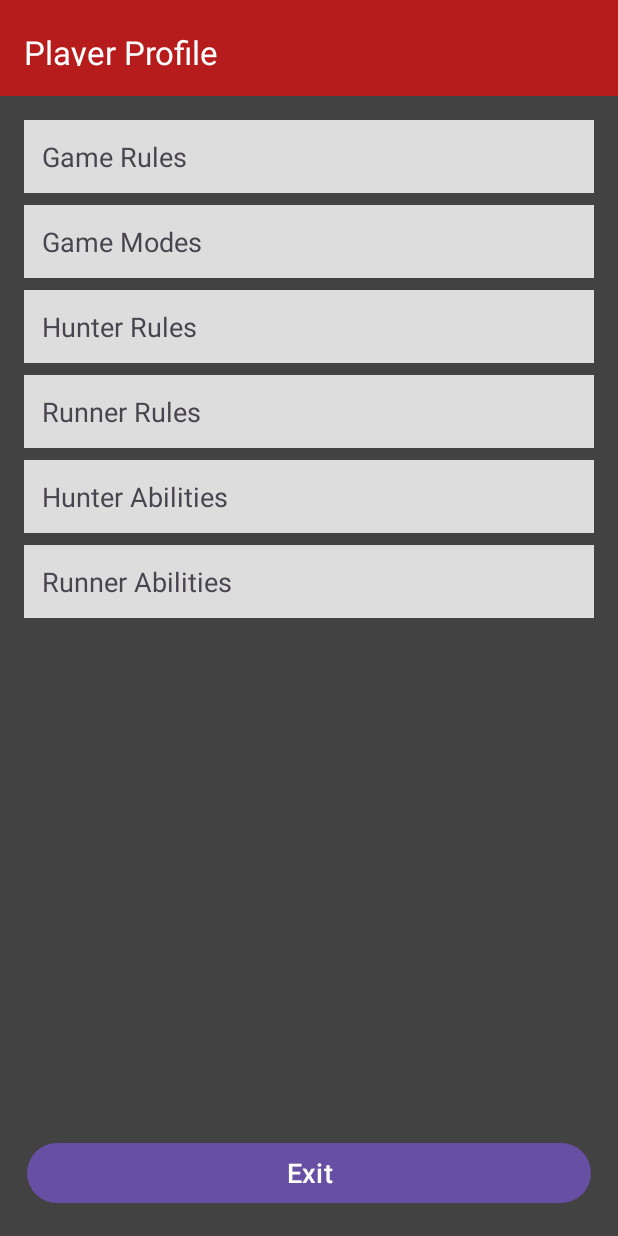
After one commit to Joshua-z-Luo/CMPT362_Project_Manhunt, an Android app built with Jetpack Compose: the HelpActivity screen opened directly, with no data from a screen before it, on a phone screen of 412 x 824 dp. The commit adds this screen. Run offline under Robolectric (Android 15) with nearby library versions, the phone set to English and light mode, and no system bars.

Commit message:
Added help page with temp placeholder text

```diff
--- /dev/null
+++ b/app/src/main/java/joshua_luo/example/cmpt362projectmanhunt/HelpActivity.kt
@@ -0,0 +1,94 @@
+package joshua_luo.example.cmpt362projectmanhunt
+
+import android.os.Bundle
+import android.view.View
+import android.widget.Button
+import android.widget.LinearLayout
+import android.widget.TextView
+import androidx.appcompat.app.AppCompatActivity
+import org.w3c.dom.Text
+
+class HelpActivity: AppCompatActivity() {
+    private lateinit var gameRulesHeader: TextView
+    private lateinit var hunterRulesHeader: TextView
+    private lateinit var runnerRulesHeader: TextView
+    private lateinit var gameModeHeader: TextView
+    private lateinit var hunterAbilityHeader: TextView
+    private lateinit var runnerAbilityHeader: TextView
+    private lateinit var gameRulesContent: LinearLayout
+    private lateinit var hunterRulesContent: LinearLayout
+    private lateinit var runnerRulesContent: LinearLayout
+    private lateinit var gameModeContent: LinearLayout
+    private lateinit var hunterAbilityContent: LinearLayout
+    private lateinit var runnerAbilityContent: LinearLayout
+
+    private lateinit var exitBtn: Button
+
+    override fun onCreate(savedInstanceState: Bundle?) {
+        super.onCreate(savedInstanceState)
+        setContentView(R.layout.activity_help)
+
+        gameRulesHeader = findViewById(R.id.game_rules_header)
+        hunterRulesHeader = findViewById(R.id.hunter_rules_header)
+        runnerRulesHeader = findViewById(R.id.runner_rules_header)
+        gameModeHeader = findViewById(R.id.game_modes_header)
+        hunterAbilityHeader = findViewById(R.id.hunter_abilities_header)
+        runnerAbilityHeader = findViewById(R.id.runner_abilities_header)
+
+        gameRulesContent = findViewById(R.id.game_rules)
+        hunterRulesContent = findViewById(R.id.hunter_rules)
+        runnerRulesContent = findViewById(R.id.runner_rules)
+        gameModeContent = findViewById(R.id.game_modes)
+        hunterAbilityContent = findViewById(R.id.hunter_abilities)
+        runnerAbilityContent = findViewById(R.id.runner_abilities)
+
+        exitBtn = findViewById(R.id.btnExit)
+
+        gameRulesHeader.setOnClickListener {
+            if (gameRulesContent.visibility == View.GONE) {
+                gameRulesContent.visibility = View.VISIBLE
+            } else {
+                gameRulesContent.visibility = View.GONE
+            }
+        }
+        gameModeHeader.setOnClickListener {
+            if (gameModeContent.visibility == View.GONE) {
+                gameModeContent.visibility = View.VISIBLE
+            } else {
+                gameModeContent.visibility = View.GONE
+            }
+        }
+        hunterRulesHeader.setOnClickListener {
+            if (hunterRulesContent.visibility == View.GONE) {
+                hunterRulesContent.visibility = View.VISIBLE
+            } else {
+                hunterRulesContent.visibility = View.GONE
+            }
+        }
+        runnerRulesHeader.setOnClickListener {
+            if (runnerRulesContent.visibility == View.GONE) {
+                runnerRulesContent.visibility = View.VISIBLE
+            } else {
+                runnerRulesContent.visibility = View.GONE
+            }
+        }
+        hunterAbilityHeader.setOnClickListener {
+            if (hunterAbilityContent.visibility == View.GONE) {
+                hunterAbilityContent.visibility = View.VISIBLE
+            } else {
+                hunterAbilityContent.visibility = View.GONE
+            }
+        }
+        runnerAbilityHeader.setOnClickListener {
+            if (runnerAbilityContent.visibility == View.GONE) {
+                runnerAbilityContent.visibility = View.VISIBLE
+            } else {
+                runnerAbilityContent.visibility = View.GONE
+            }
+        }
+        exitBtn.setOnClickListener {
+            finish()
+        }
+    }
+
+}
--- a/app/src/main/java/joshua_luo/example/cmpt362projectmanhunt/HomeActivity.kt
+++ b/app/src/main/java/joshua_luo/example/cmpt362projectmanhunt/HomeActivity.kt
@@ -15,6 +15,7 @@ class HomeActivity : ComponentActivity() {
         val btnSettings: Button = findViewById(R.id.btnSettings)
         val btnLeaderboard: Button = findViewById(R.id.btnLeaderboard)
         val btnExit: Button = findViewById(R.id.btnExit)
+        val btnHelp: Button = findViewById(R.id.btnHelp)
 
         btnPlay.setOnClickListener {
             // Goes to the lobby creation page (MainActivity)
@@ -29,7 +30,9 @@ class HomeActivity : ComponentActivity() {
         btnLeaderboard.setOnClickListener {
             // Does nothing for now
         }
-
+        btnHelp.setOnClickListener {
+            startActivity(Intent(this, HelpActivity::class.java))
+        }
         // Exit app
         btnExit.setOnClickListener {
             finishAffinity()
--- /dev/null
+++ b/app/src/main/res/layout/activity_help.xml
@@ -0,0 +1,234 @@
+<?xml version="1.0" encoding="utf-8"?>
+<RelativeLayout
+    xmlns:android="http://schemas.android.com/apk/res/android"
+    xmlns:app="http://schemas.android.com/apk/res-auto"
+    android:layout_width="match_parent"
+    android:layout_height="match_parent"
+    android:fillViewport="true"
+    android:fitsSystemWindows="true"
+    android:background="#FF424242">
+
+    <androidx.appcompat.widget.Toolbar
+        android:id="@+id/header"
+        android:layout_width="match_parent"
+        android:layout_height="?attr/actionBarSize"
+        android:padding="16dp"
+        android:background="#FFB71C1C"
+        android:elevation="4dp"
+        app:title="Player Profile"
+        app:titleTextColor="#FFFFFF" />
+
+    <ScrollView
+        android:id="@+id/scrollArea"
+        android:layout_width="match_parent"
+        android:layout_height="match_parent"
+        android:layout_below="@id/header"
+        android:fillViewport="true">
+
+        <LinearLayout
+            android:layout_width="match_parent"
+            android:layout_height="wrap_content"
+            android:orientation="vertical"
+            android:padding="16dp">
+
+            <!-- Game Rules -->
+            <TextView
+                android:id="@+id/game_rules_header"
+                android:layout_width="match_parent"
+                android:layout_height="wrap_content"
+                android:text="Game Rules"
+                android:textSize="18sp"
+                android:background="#DDDDDD"
+                android:padding="12dp" />
+
+            <LinearLayout
+                android:id="@+id/game_rules"
+                android:layout_width="match_parent"
+                android:layout_height="wrap_content"
+                android:orientation="vertical"
+                android:visibility="gone"
+                android:padding="12dp"
+                android:background="#EEEEEE">
+
+                <TextView
+                    android:layout_width="match_parent"
+                    android:layout_height="wrap_content"
+                    android:text="This is the game rules." />
+
+                <TextView
+                    android:layout_width="match_parent"
+                    android:layout_height="wrap_content"
+                    android:text="Add more rules here." />
+            </LinearLayout>
+
+            <!-- Game Modes -->
+            <TextView
+                android:id="@+id/game_modes_header"
+                android:layout_width="match_parent"
+                android:layout_height="wrap_content"
+                android:text="Game Modes"
+                android:textSize="18sp"
+                android:background="#DDDDDD"
+                android:layout_marginTop="8dp"
+                android:padding="12dp" />
+
+            <LinearLayout
+                android:id="@+id/game_modes"
+                android:layout_width="match_parent"
+                android:layout_height="wrap_content"
+                android:orientation="vertical"
+                android:visibility="gone"
+                android:padding="12dp"
+                android:background="#EEEEEE">
+
+                <TextView
+                    android:layout_width="match_parent"
+                    android:layout_height="wrap_content"
+                    android:text="This is the game modes." />
+
+                <TextView
+                    android:layout_width="match_parent"
+                    android:layout_height="wrap_content"
+                    android:text="Add more modes here." />
+            </LinearLayout>
+
+            <!-- Hunter Rules -->
+            <TextView
+                android:id="@+id/hunter_rules_header"
+                android:layout_width="match_parent"
+                android:layout_height="wrap_content"
+                android:text="Hunter Rules"
+                android:textSize="18sp"
+                android:layout_marginTop="8dp"
+                android:background="#DDDDDD"
+                android:padding="12dp"/>
+
+            <LinearLayout
+                android:id="@+id/hunter_rules"
+                android:layout_width="match_parent"
+                android:layout_height="wrap_content"
+                android:orientation="vertical"
+                android:visibility="gone"
+                android:padding="12dp"
+                android:background="#EEEEEE">
+
+                <TextView
+                    android:layout_width="match_parent"
+                    android:layout_height="wrap_content"
+                    android:text="This is the hunter rules." />
+
+                <TextView
+                    android:layout_width="match_parent"
+                    android:layout_height="wrap_content"
+                    android:text="Add more rules here." />
+            </LinearLayout>
+
+            <!-- Runner Rules -->
+            <TextView
+                android:id="@+id/runner_rules_header"
+                android:layout_width="match_parent"
+                android:layout_height="wrap_content"
+                android:text="Runner Rules"
+                android:textSize="18sp"
+                android:layout_marginTop="8dp"
+                android:background="#DDDDDD"
+                android:padding="12dp"/>
+
+            <LinearLayout
+                android:id="@+id/runner_rules"
+                android:layout_width="match_parent"
+                android:layout_height="wrap_content"
+                android:orientation="vertical"
+                android:visibility="gone"
+                android:padding="12dp"
+                android:background="#EEEEEE">
+
+                <TextView
+                    android:layout_width="match_parent"
+                    android:layout_height="wrap_content"
+                    android:text="This is the runner rules." />
+
+                <TextView
+                    android:layout_width="match_parent"
+                    android:layout_height="wrap_content"
+                    android:text="Add more rules here." />
+            </LinearLayout>
+
+            <!-- Hunter Abilities -->
+            <TextView
+                android:id="@+id/hunter_abilities_header"
+                android:layout_width="match_parent"
+                android:layout_height="wrap_content"
+                android:text="Hunter Abilities"
+                android:textSize="18sp"
+                android:layout_marginTop="8dp"
+                android:background="#DDDDDD"
+                android:padding="12dp"/>
+
+            <LinearLayout
+                android:id="@+id/hunter_abilities"
+                android:layout_width="match_parent"
+                android:layout_height="wrap_content"
+                android:orientation="vertical"
+                android:visibility="gone"
+                android:padding="12dp"
+                android:background="#EEEEEE">
+
+                <TextView
+                    android:layout_width="match_parent"
+                    android:layout_height="wrap_content"
+                    android:text="This is a hunter ability." />
+
+                <TextView
+                    android:layout_width="match_parent"
+                    android:layout_height="wrap_content"
+                    android:text="Add more abilities." />
+            </LinearLayout>
+
+            <!-- Runner Abilities -->
+            <TextView
+                android:id="@+id/runner_abilities_header"
+                android:layout_width="match_parent"
+                android:layout_height="wrap_content"
+                android:text="Runner Abilities"
+                android:textSize="18sp"
+                android:layout_marginTop="8dp"
+                android:background="#DDDDDD"
+                android:padding="12dp"/>
+
+            <LinearLayout
+                android:id="@+id/runner_abilities"
+                android:layout_width="match_parent"
+                android:layout_height="wrap_content"
+                android:orientation="vertical"
+                android:visibility="gone"
+                android:padding="12dp"
+                android:background="#EEEEEE">
+
+                <TextView
+                    android:layout_width="match_parent"
+                    android:layout_height="wrap_content"
+                    android:text="This is a runner ability." />
+
+                <TextView
+                    android:layout_width="match_parent"
+                    android:layout_height="wrap_content"
+                    android:text="Add more abilities." />
+            </LinearLayout>
+
+        </LinearLayout>
+
+    </ScrollView>
+
+    <!-- Button locked to bottom -->
+    <Button
+        android:id="@+id/btnExit"
+        android:layout_width="match_parent"
+        android:layout_height="wrap_content"
+        android:text="Exit"
+        android:textSize="18sp"
+        android:layout_margin="18dp"
+        android:layout_alignParentBottom="true"
+        android:textColor="@color/white" />
+
+</RelativeLayout>
--- a/app/src/main/res/layout/activity_home.xml
+++ b/app/src/main/res/layout/activity_home.xml
@@ -70,6 +70,16 @@
             android:layout_marginBottom="10dp" />
 
         <Button
+            android:id="@+id/btnHelp"
+            android:layout_width="160dp"
+            android:layout_height="wrap_content"
+            android:text="HELP"
+            android:textAllCaps="true"
+            android:textColor="#FFFFFF"
+            android:background="@drawable/button_border_selector"
+            android:layout_marginBottom="10dp" />
+
+        <Button
             android:id="@+id/btnExit"
             android:layout_width="160dp"
             android:layout_height="wrap_content"
```
Also changed, not shown: app/src/main/AndroidManifest.xml (+9 -0 lines).
